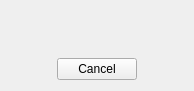
korcankaraokcu/PINCE, file GUI/TraceInstructionsWaitWidget.ui: the form before one commit.
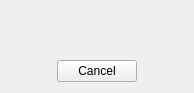
The form after the commit.

Diff of the .ui file:
```diff
--- a/GUI/TraceInstructionsWaitWidget.ui
+++ b/GUI/TraceInstructionsWaitWidget.ui
@@ -7,7 +7,7 @@
     <x>0</x>
     <y>0</y>
     <width>194</width>
-    <height>91</height>
+    <height>93</height>
    </rect>
   </property>
   <property name="windowTitle">
```
Left out of the diff: 5 changed lines with no effect on the pictures.
